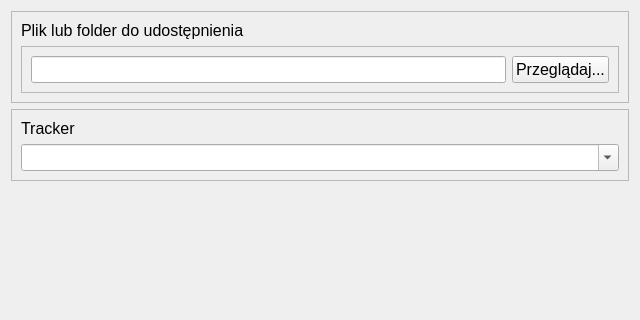
The window that Client/ShareFileWindow.ui (Fuligor/System-wymiany-plik-w-P2P) describes before a commit, drawn with Qt 5; both pictures show x 0 to 640 and y 0 to 320 of the 640 by 480 pixel window.
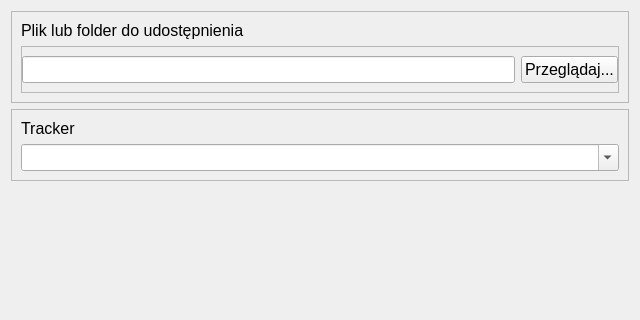
The same window after the commit.

What changed in the file:
```diff
--- a/Client/ShareFileWindow.ui
+++ b/Client/ShareFileWindow.ui
@@ -13,6 +13,12 @@
     <height>480</height>
    </rect>
   </property>
+  <property name="sizePolicy">
+   <sizepolicy hsizetype="Preferred" vsizetype="Preferred">
+    <horstretch>0</horstretch>
+    <verstretch>0</verstretch>
+   </sizepolicy>
+  </property>
   <property name="font">
    <font>
     <pointsize>12</pointsize>
@@ -24,6 +30,12 @@
   <layout class="QVBoxLayout" name="verticalLayout">
    <item>
     <widget class="QFrame" name="frame">
+     <property name="sizePolicy">
+      <sizepolicy hsizetype="Preferred" vsizetype="Preferred">
+       <horstretch>0</horstretch>
+       <verstretch>0</verstretch>
+      </sizepolicy>
+     </property>
      <property name="frameShape">
       <enum>QFrame::StyledPanel</enum>
      </property>
@@ -62,6 +74,12 @@
          <enum>QFrame::Raised</enum>
         </property>
         <layout class="QHBoxLayout" name="horizontalLayout">
+         <property name="leftMargin">
+          <number>0</number>
+         </property>
+         <property name="rightMargin">
+          <number>0</number>
+         </property>
          <item>
           <widget class="QLineEdit" name="lineEdit"/>
          </item>
```
Left out of the diff: 12 changed lines with no effect on the pictures.
